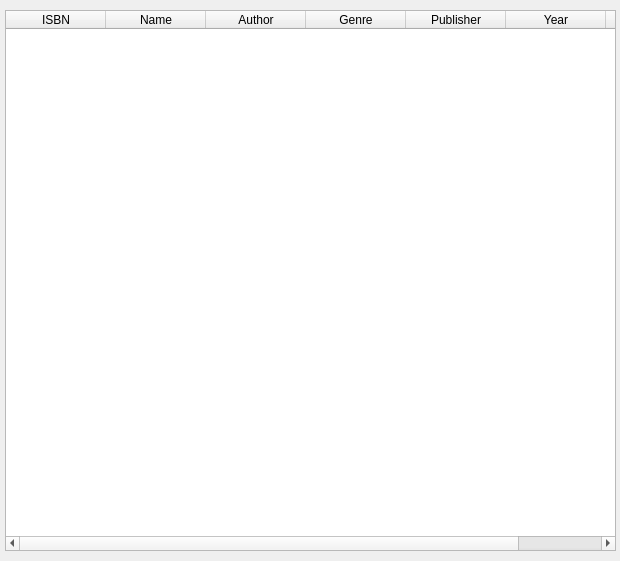
sophieham/Glybook, file source/catalog.ui: the form before one commit.
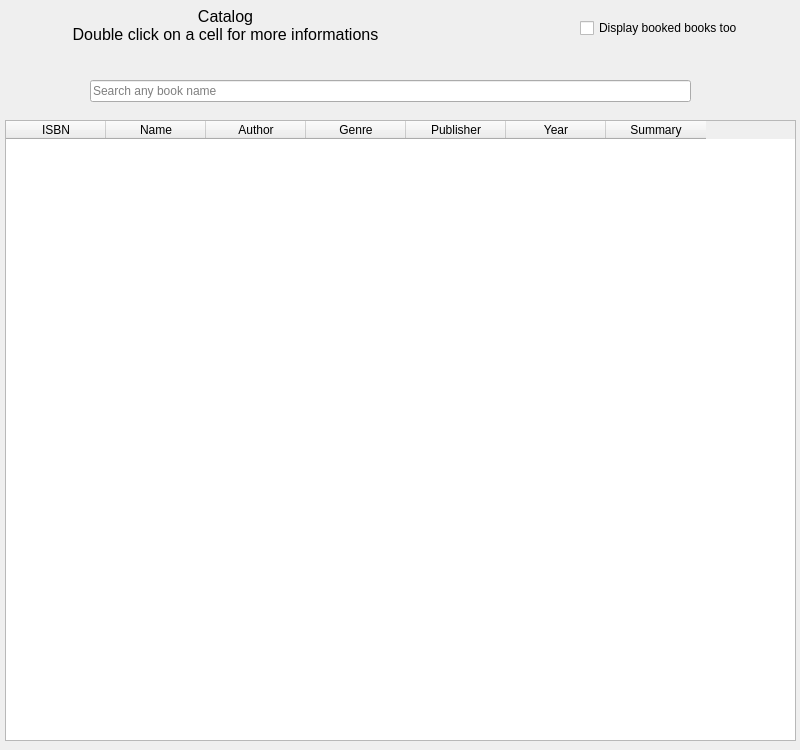
The form after the commit. Icons and pictures are not drawn.

Commit message:
Ajout d'une barre de recherche
- Recherche dans les noms de livres si il retrouve le texte saisi
- Ajout d'une option qui laisse a l'utilisateur le choix d'inclure ou non les livres non disponibles au catalogue

```diff
--- a/source/catalog.ui
+++ b/source/catalog.ui
@@ -6,8 +6,8 @@
    <rect>
     <x>0</x>
     <y>0</y>
-    <width>620</width>
-    <height>561</height>
+    <width>800</width>
+    <height>750</height>
    </rect>
   </property>
   <property name="windowTitle">
@@ -21,11 +21,14 @@
    <property name="geometry">
     <rect>
      <x>5</x>
-     <y>10</y>
-     <width>611</width>
-     <height>541</height>
+     <y>120</y>
+     <width>791</width>
+     <height>621</height>
     </rect>
    </property>
+   <attribute name="verticalHeaderVisible">
+    <bool>false</bool>
+   </attribute>
    <column>
     <property name="text">
      <string>ISBN</string>
@@ -62,6 +65,54 @@
     </property>
    </column>
   </widget>
+  <widget class="QLabel" name="title">
+   <property name="geometry">
+    <rect>
+     <x>20</x>
+     <y>-10</y>
+     <width>411</width>
+     <height>71</height>
+    </rect>
+   </property>
+   <property name="font">
+    <font>
+     <pointsize>12</pointsize>
+    </font>
+   </property>
+   <property name="text">
+    <string>Catalog 
+Double click on a cell for more informations</string>
+   </property>
+   <property name="alignment">
+    <set>Qt::AlignCenter</set>
+   </property>
+  </widget>
+  <widget class="QCheckBox" name="checkBox">
+   <property name="geometry">
+    <rect>
+     <x>580</x>
+     <y>20</y>
+     <width>201</width>
+     <height>16</height>
+    </rect>
+   </property>
+   <property name="text">
+    <string>Display booked books too</string>
+   </property>
+  </widget>
+  <widget class="QLineEdit" name="searchBar">
+   <property name="geometry">
+    <rect>
+     <x>90</x>
+     <y>80</y>
+     <width>601</width>
+     <height>22</height>
+    </rect>
+   </property>
+   <property name="placeholderText">
+    <string>Search any book name</string>
+   </property>
+  </widget>
  </widget>
  <resources>
   <include location="resource.qrc"/>
```
The commit also changes 2 other files.
